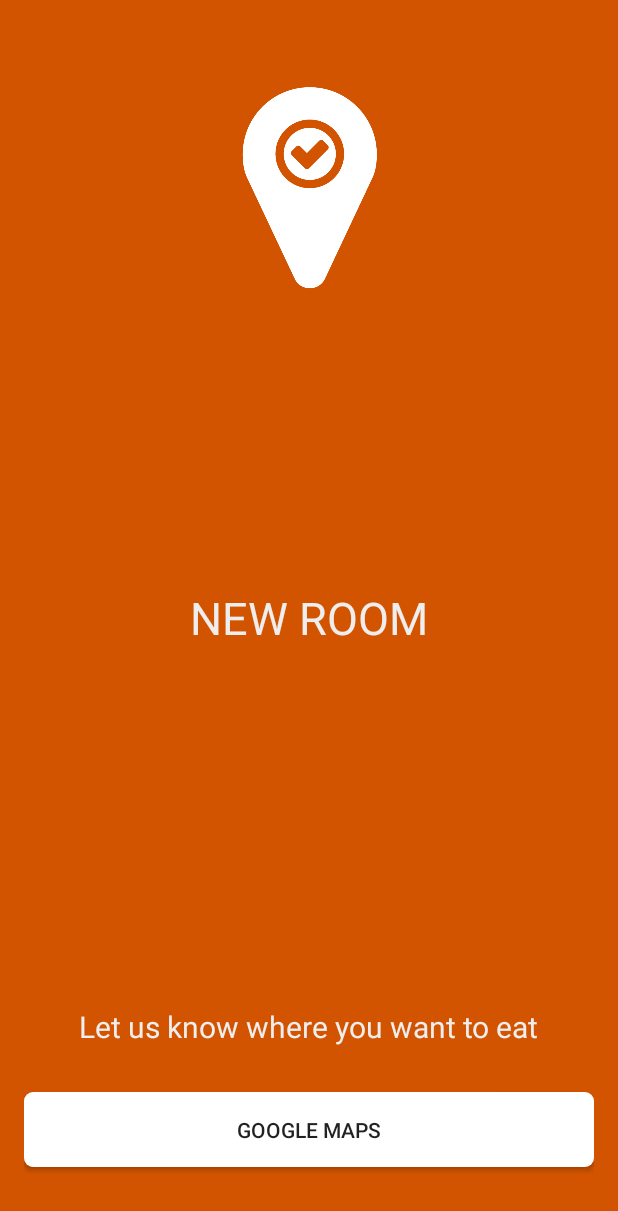
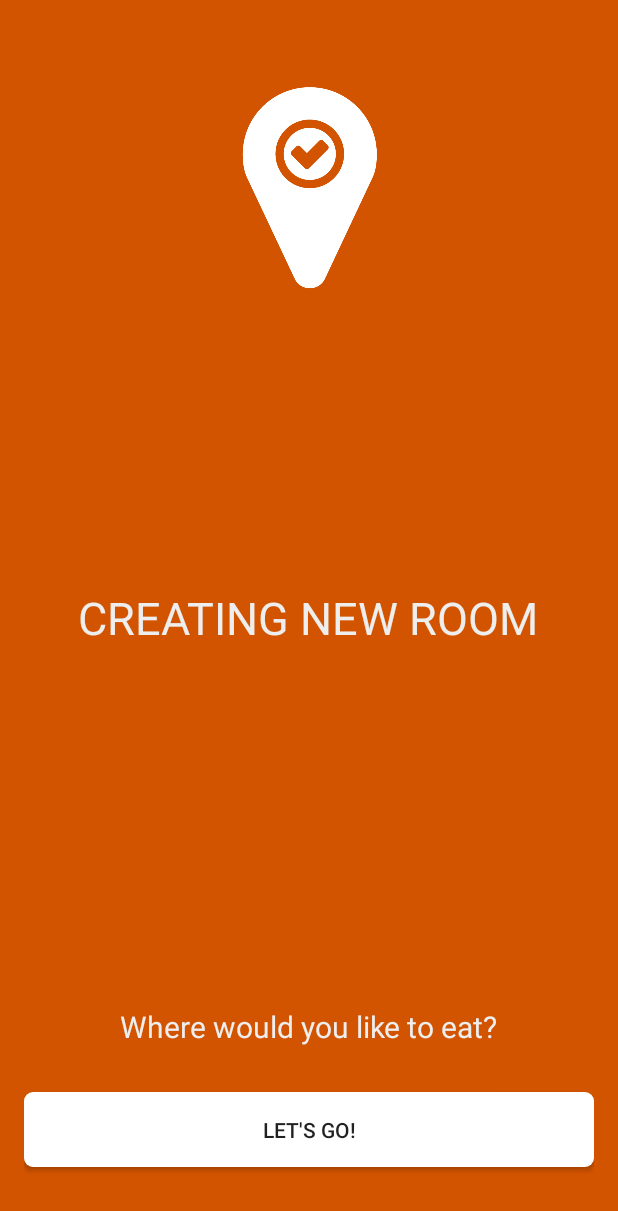
Before and after one commit to awoopa/foodvote, an Android app: the CreateRoomActivity screen opened directly, with no data from a screen before it, on a phone screen of 412 x 824 dp. Shown: the top 1211 px of the screen. Run offline under Robolectric (Android 15) with nearby library versions, the light colour scheme and no system bars.

Commit message:
create room style/text changes

```diff
--- a/FoodVote/app/src/main/res/layout/activity_create_room.xml
+++ b/FoodVote/app/src/main/res/layout/activity_create_room.xml
@@ -22,7 +22,7 @@
         android:layout_marginTop="10dp"
         android:layout_alignParentBottom="true"
         android:layout_marginBottom="30dp"
-        android:text="Google Maps"
+        android:text="Let's Go!"
         android:background="@drawable/flat_button"
         android:id="@+id/join_room_button"
         android:onClick="openMapActivity"
@@ -31,7 +31,7 @@
     <TextView
         android:layout_width="wrap_content"
         android:layout_height="wrap_content"
-        android:text="Let us know where you want to eat"
+        android:text="Where would you like to eat?"
         android:layout_marginBottom="20dp"
         android:id="@+id/textView3"
         android:textColor="#eee"
@@ -42,7 +42,7 @@
     <TextView
         android:layout_width="wrap_content"
         android:layout_height="wrap_content"
-        android:text="NEW ROOM"
+        android:text="CREATING NEW ROOM"
         android:textColor="#eee"
         android:textSize="30sp"
         android:id="@+id/textView4"
```
Also changed, not shown: FoodVote/app/src/main/res/drawable/ic_local_restaurant_black_24dp.png (added).
